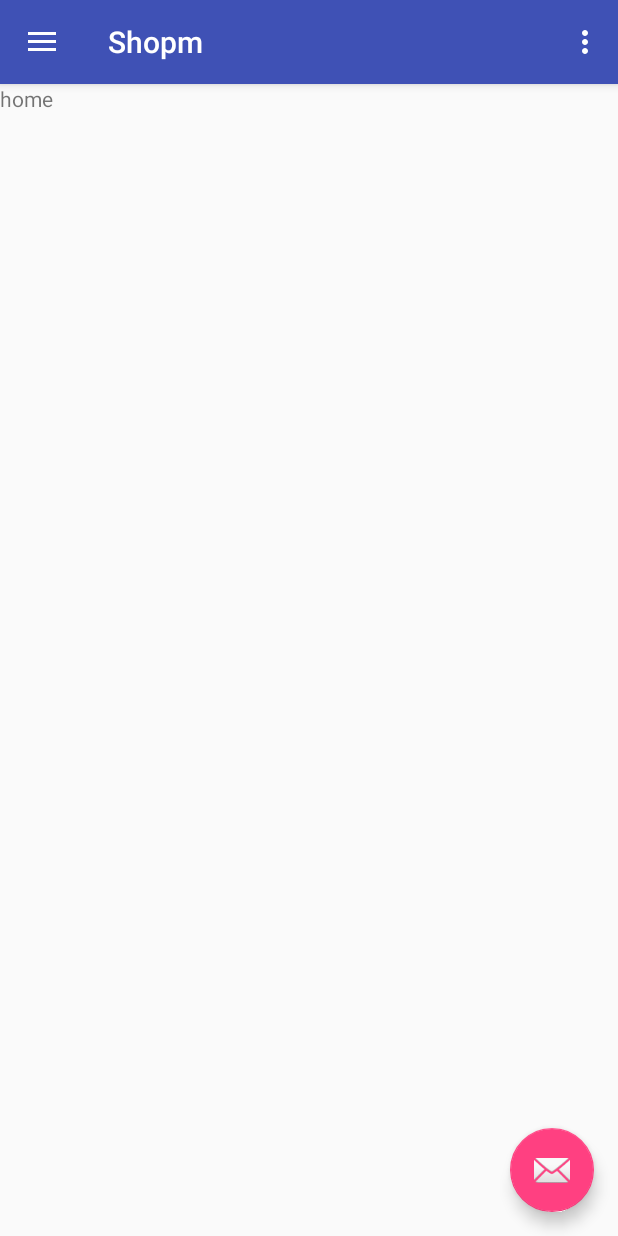
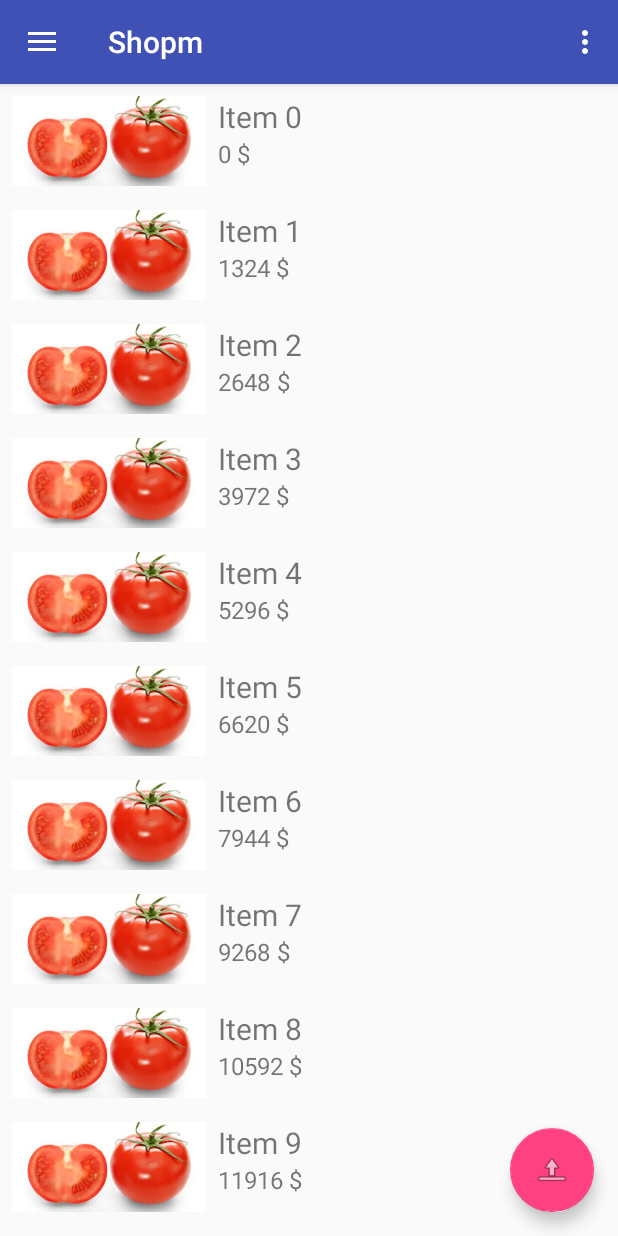
Before and after one commit to doctarhyf/Shopm, an Android app: the screen it shows after launch (ActivityHome), on a phone screen of 412 x 824 dp. Run offline under Robolectric (Android 15) with nearby library versions, the light colour scheme and no system bars; pictures from the network do not load.

Commit message:
Fragments

```diff
--- a/app/build.gradle
+++ b/app/build.gradle
@@ -20,6 +20,7 @@ android {
 
 dependencies {
     implementation fileTree(dir: 'libs', include: ['*.jar'])
+    implementation 'com.google.code.gson:gson:2.8.2'
     implementation 'com.android.support:appcompat-v7:28.+'
     implementation 'com.android.support:design:28.+'
     implementation 'com.android.support.constraint:constraint-layout:1.0.2'
--- /dev/null
+++ b/app/src/main/java/com/example/doctarhyf/shopm/adapters/AdapterHomeItems.java
@@ -0,0 +1,176 @@
+package com.example.doctarhyf.shopm.adapters;
+
+import android.content.Context;
+import android.support.v7.widget.RecyclerView;
+import android.view.LayoutInflater;
+import android.view.View;
+import android.view.ViewGroup;
+import android.widget.ImageView;
+import android.widget.TextView;
+
+import com.example.doctarhyf.shopm.R;
+import com.example.doctarhyf.shopm.objects.Item;
+
+import java.util.List;
+
+
+/**
+ * Created by Franvanna on 12/22/2017.
+ */
+
+public class AdapterHomeItems extends RecyclerView.Adapter<AdapterHomeItems.ViewHolder> {
+
+
+    private static final String TAG = "DASH";
+    private Context context;
+
+    public static  class ViewHolder extends RecyclerView.ViewHolder {
+
+        public TextView tvItemName, tvItemPrice;
+        public ImageView ivItemPic;
+        public View layout;
+
+        public ViewHolder(View view){
+            super(view);
+            layout = view;
+            tvItemName = layout.findViewById(R.id.tvItemName);
+            tvItemPrice = layout.findViewById(R.id.tvItemPrice);
+            ivItemPic = layout.findViewById(R.id.ivItemPic);
+
+        }
+    }
+
+    private List<Item> list;
+    private Callbacks callbacks;
+    //private SOS_API sosApi;
+
+    public AdapterHomeItems(Context context, List<Item> list, Callbacks callbacks){
+
+        this.context = context;
+        this.list = list;
+        this.callbacks = callbacks;
+        //this.sosApi = SOSApplication.getInstance().getSosApi();
+    }
+
+    @Override
+    public ViewHolder onCreateViewHolder(ViewGroup parent, int viewType) {
+
+        LayoutInflater layoutInflater = LayoutInflater.from(parent.getContext());
+        View view = layoutInflater.inflate(R.layout.layout_adapter_item_home, parent,false);
+        //ViewHolder viewHolder = new ViewHolder(view);
+
+        return new ViewHolder(view);
+    }
+
+    @Override
+    public void onBindViewHolder(final ViewHolder holder, int position) {
+        final Item item = list.get(position);
+
+        holder.tvItemName.setText(item.getItemName());
+        holder.tvItemPrice.setText(item.getItemPrice());
+
+        holder.layout.setOnClickListener(new View.OnClickListener() {
+            @Override
+            public void onClick(View view) {
+                //Log.e(TAG, "onClick: " + item.getItemCategory() );
+                callbacks.onHomeItemClicked(item);
+            }
+        });
+
+        //holder.tvCatTitle.setText(homeCategoryItem.getTitle());
+
+
+        /*
+        String url = homeCategoryItem.getImageUrl();
+
+        //final String pixPath = SOS_API.DIR_PATH_PRODUCTS_PIX + pd.getPdImg();
+        Uri uri = Uri.parse(url);
+
+
+        String picName = url.split("/")[url.split("/").length-1];
+        String cachePath = BitmapCacheManager.GetImageCachePath(BitmapCacheManager.PIC_CACHE_ROOT_PATH_ID_ITEMS_CATEGORIES, picName);
+        if(BitmapCacheManager.FileExists(cachePath)){
+            uri = Uri.fromFile(new File(cachePath));
+
+
+            Log.e(TAG, "PIC_PATH : -> " + uri.toString() );
+
+            //Toast.makeText(context, "Loade from cache", Toast.LENGTH_SHORT).show();
+
+        }else{
+            Log.e(TAG, "NO_CACHE -> " + uri.toString() );
+            //Toast.makeText(context, "Loade from network", Toast.LENGTH_SHORT).show();
+        }
+
+        Glide.with(holder.ivCatBg.getContext())
+                .load(uri)
+                .asBitmap()
+                .error(R.drawable.ic_error)
+                .placeholder(R.drawable.progress_animation)
+                .diskCacheStrategy(DiskCacheStrategy.NONE)
+                .skipMemoryCache(true)
+                .fitCenter()
+                .into(new SimpleTarget<Bitmap>(300,300) {
+                    @Override
+                    public void onResourceReady(Bitmap resource, GlideAnimation glideAnimation)  {
+
+
+                        //callbacks.onBitmapShouldBeSaved(resource, homeCategoryItem.getImageUrl());
+                        sosApi.getBitmapCacheManager().saveBitmapToCache(resource, homeCategoryItem.getImageUrl(), SOS_API.DIR_NAME_PIX_CACHE_HOME_CATS );
+
+
+                        holder.ivCatBg.setImageBitmap(resource);
+
+                        //callbacks.onItemClicked(homeCategoryItem);
+                    }
+                });
+
+        //callbacks.onItemClicked(homeCategoryItem);
+
+        holder.ivCatBg.setOnTouchListener(new View.OnTouchListener() {
+            @Override
+            public boolean onTouch(View view, MotionEvent event) {
+
+                if(event.getAction() == 0){
+                    holder.ivCatBg.setAlpha(0.5f);
+
+                }
+
+                if(event.getAction() == 1 || event.getAction() == 3) {
+                    holder.ivCatBg.setAlpha(1f);
+
+
+                }
+
+                if(event.getAction() == 1){
+                    callbacks.onItemClicked(homeCategoryItem);
+                }
+
+
+
+
+                return true;
+
+
+
+
+
+            }
+        });*/
+
+    }
+
+    @Override
+    public int getItemCount() {
+        return list.size();
+    }
+
+    public  interface Callbacks {
+        void onHomeItemClicked(Item item);
+
+
+
+    }
+
+
+}
--- a/app/src/main/java/com/example/doctarhyf/shopm/FragmentHome.java
+++ b/app/src/main/java/com/example/doctarhyf/shopm/fragments/FragmentHome.java
@@ -1,12 +1,22 @@
-package com.example.doctarhyf.shopm;
+package com.example.doctarhyf.shopm.fragments;
 
 import android.content.Context;
 import android.net.Uri;
 import android.os.Bundle;
 import android.support.v4.app.Fragment;
+import android.support.v7.widget.DefaultItemAnimator;
+import android.support.v7.widget.LinearLayoutManager;
+import android.support.v7.widget.RecyclerView;
 import android.view.LayoutInflater;
 import android.view.View;
 import android.view.ViewGroup;
+
+import com.example.doctarhyf.shopm.adapters.AdapterHomeItems;
+import com.example.doctarhyf.shopm.objects.Item;
+import com.example.doctarhyf.shopm.R;
+
+import java.util.ArrayList;
+import java.util.List;
 
 
 /**
@@ -26,6 +36,10 @@ public class FragmentHome extends Fragment {
     // TODO: Rename and change types of parameters
     private String mParam1;
     private String mParam2;
+
+    private List<Item> items = new ArrayList<>();
+    private AdapterHomeItems adapterHomeItems;
+    private CallbacksFragmentHome callbacksFragmentHome;
 
     private OnFragmentHomeInteractionListener mListener;
 
@@ -64,7 +78,51 @@ public class FragmentHome extends Fragment {
     public View onCreateView(LayoutInflater inflater, ViewGroup container,
                              Bundle savedInstanceState) {
         // Inflate the layout for this fragment
-        return inflater.inflate(R.layout.fragment_home, container, false);
+        View rootView = inflater.inflate(R.layout.fragment_home, container, false);
+
+        //TextView tvSearch = rootView.findViewById(R.id.tvSearch);
+
+        /*tvSearch.setOnClickListener(new View.OnClickListener() {
+            @Override
+            public void onClick(View view) {
+                mListener.startSearching();
+            }
+        });*/
+
+        setupHomeItems(rootView);
+        //setupHomeClothes(rootView);
+        //setupHomeTrendz(rootView);
+
+        getItemsData();
+
+
+
+        return rootView;
+    }
+
+    private void getItemsData() {
+
+        for (int i = 0; i < 10; i ++){
+            items.add(new Item("" + i, "Item " + i, (i * 1324) + " $", "Tha desc goes here " + i, "UN",
+            2000) );
+            //itemsListClothing.add(new Item(i+"", "Item " + i, "$" + (i*100) + ".00", "http://", Item.ITEM_CATEGORY_CLOTH) );
+            //itemsListTrends.add(new Item(i+"", "Item " + i, "$" + (i*100) + ".00", "http://", Item.ITEM_CATEGORY_TREND) );
+
+        }
+
+        adapterHomeItems.notifyDataSetChanged();
+
+    }
+
+    private void setupHomeItems(View rootView) {
+        RecyclerView rv = rootView.findViewById(R.id.rvHome);
+        adapterHomeItems = new AdapterHomeItems(getActivity(), items, (AdapterHomeItems.Callbacks) getActivity());
+
+        RecyclerView.LayoutManager layoutManager = new LinearLayoutManager(getActivity());
+
+        rv.setItemAnimator(new DefaultItemAnimator());
+        rv.setLayoutManager(layoutManager);
+        rv.setAdapter(adapterHomeItems);
     }
 
     // TODO: Rename method, update argument and hook method into UI event
@@ -105,4 +163,9 @@ public class FragmentHome extends Fragment {
         // TODO: Update argument type and name
         void onFragmentHomeInteraction(Uri uri);
     }
+
+    public interface CallbacksFragmentHome{
+
+        void onHomeItemClicked(Item item);
+    }
 }
--- /dev/null
+++ b/app/src/main/java/com/example/doctarhyf/shopm/objects/Item.java
@@ -0,0 +1,108 @@
+package com.example.doctarhyf.shopm.objects;
+
+import com.example.doctarhyf.shopm.utils.Utils;
+import com.google.gson.Gson;
+import com.google.gson.GsonBuilder;
+
+import org.json.JSONObject;
+
+/**
+ * Created by rhyfdocta on 11/10/17.
+ */
+
+public class Item {
+
+    //public static final String ITEM_CATEGORY_TREND = "catTrend";
+    private static final String TAG = Utils.TAG;
+    private String itemID = "0";
+    private String itemDesc = "The Description";
+    private String itemName = "Item Name";
+    private String itemPrice = "$00.00";
+    private String itemUniqueName = "";
+    private int itemStockCount = 0;
+    //private String itemCategory;
+
+    //public static final String ITEM_CATEGORY_ELEC = "catElec";
+    //public static final String ITEM_CATEGORY_CLOTH = "catCloth";
+
+    public Item(){
+
+    }
+
+    public Item(String itemID, String itemName, String itemPrice, String itemDesc, String itemUniqueName, int itemStockCount){
+        this.setItemID(itemID);
+        this.setItemName(itemName);
+        this.setItemPrice(itemPrice);
+        this.setItemDesc(itemDesc);
+        this.setItemUniqueName(itemUniqueName);
+        this.setItemStockCount(itemStockCount);
+        //this.setItemCategory(itemCategory);
+    }
+
+
+
+    public static Item FromJSON(String jsonData){
+
+
+
+        return new Gson().fromJson(jsonData, Item.class);
+    }
+
+
+    public String getItemID() {
+        return itemID;
+    }
+
+    public void setItemID(String itemID) {
+        this.itemID = itemID;
+    }
+
+    public String getItemDesc() {
+        return itemDesc;
+    }
+
+    public void setItemDesc(String itemDesc) {
+        this.itemDesc = itemDesc;
+    }
+
+    public String getItemName() {
+        return itemName;
+    }
+
+    public void setItemName(String itemName) {
+        this.itemName = itemName;
+    }
+
+    public String getItemPrice() {
+        return itemPrice;
+    }
+
+    public void setItemPrice(String itemPrice) {
+        this.itemPrice = itemPrice;
+    }
+
+
+
+    public String toJSON() {
+
+        JSONObject jsonObject = new JSONObject();
+
+        return new GsonBuilder().create().toJson(this, Item.class);
+    }
+
+    public String getItemUniqueName() {
+        return itemUniqueName;
+    }
+
+    public void setItemUniqueName(String itemUniqueName) {
+        this.itemUniqueName = itemUniqueName;
+    }
+
+    public int getItemStockCount() {
+        return itemStockCount;
+    }
+
+    public void setItemStockCount(int itemStockCount) {
+        this.itemStockCount = itemStockCount;
+    }
+}
--- a/app/src/main/java/com/example/doctarhyf/shopm/Utils.java
+++ b/app/src/main/java/com/example/doctarhyf/shopm/utils/Utils.java
@@ -1,4 +1,4 @@
-package com.example.doctarhyf.shopm;
+package com.example.doctarhyf.shopm.utils;
 
 public class Utils {
 
--- a/app/src/main/res/layout/app_bar_activity_home.xml
+++ b/app/src/main/res/layout/app_bar_activity_home.xml
@@ -28,6 +28,6 @@
         android:layout_height="wrap_content"
         android:layout_gravity="bottom|end"
         android:layout_margin="@dimen/fab_margin"
-        app:srcCompat="@android:drawable/ic_dialog_email" />
+        app:srcCompat="@android:drawable/ic_menu_upload" />
 
 </android.support.design.widget.CoordinatorLayout>
--- a/app/src/main/res/layout/fragment_home.xml
+++ b/app/src/main/res/layout/fragment_home.xml
@@ -1,14 +1,14 @@
 <?xml version="1.0" encoding="utf-8"?>
-<FrameLayout xmlns:android="http://schemas.android.com/apk/res/android"
+<ScrollView xmlns:android="http://schemas.android.com/apk/res/android"
     xmlns:tools="http://schemas.android.com/tools"
     android:layout_width="match_parent"
     android:layout_height="match_parent"
-    tools:context=".FragmentHome">
+    tools:context=".fragments.FragmentHome">
 
-    <!-- TODO: Update blank fragment layout -->
-    <TextView
+
+
+    <android.support.v7.widget.RecyclerView
+        android:id="@+id/rvHome"
         android:layout_width="match_parent"
-        android:layout_height="match_parent"
-        android:text="home" />
-
-</FrameLayout>
+        android:layout_height="wrap_content"/>
+</ScrollView>
--- a/app/src/main/res/layout/fragment_sell_item.xml
+++ b/app/src/main/res/layout/fragment_sell_item.xml
@@ -3,7 +3,7 @@
     xmlns:tools="http://schemas.android.com/tools"
     android:layout_width="match_parent"
     android:layout_height="match_parent"
-    tools:context=".FragmentSellItem">
+    tools:context=".fragments.FragmentSellItem">
 
     <!-- TODO: Update blank fragment layout -->
     <TextView
--- a/app/src/main/res/layout/fragment_settings.xml
+++ b/app/src/main/res/layout/fragment_settings.xml
@@ -3,7 +3,7 @@
     xmlns:tools="http://schemas.android.com/tools"
     android:layout_width="match_parent"
     android:layout_height="match_parent"
-    tools:context=".FragmentSettings">
+    tools:context=".fragments.FragmentSettings">
 
     <!-- TODO: Update blank fragment layout -->
     <TextView
--- /dev/null
+++ b/app/src/main/res/layout/layout_adapter_item_home.xml
@@ -0,0 +1,44 @@
+<?xml version="1.0" encoding="utf-8"?>
+<LinearLayout xmlns:android="http://schemas.android.com/apk/res/android"
+    android:orientation="horizontal"
+    android:layout_width="match_parent"
+    android:layout_height="wrap_content"
+    android:padding="8dp"
+    >
+
+
+    <ImageView
+
+        android:src="@drawable/tmt"
+        android:id="@+id/ivItemPic"
+        android:scaleType="centerCrop"
+        android:layout_width="0dp"
+        android:layout_weight="1"
+        android:layout_height="60dp" />
+
+
+
+    <LinearLayout
+        android:orientation="vertical"
+        android:layout_width="0dp"
+        android:layout_weight="2"
+        android:layout_marginLeft="8dp"
+        android:layout_height="wrap_content">
+        <TextView
+            android:text="Item Name"
+            android:textSize="20sp"
+            android:id="@+id/tvItemName"
+            android:layout_width="match_parent"
+            android:layout_height="wrap_content" />
+
+        <TextView
+            android:text="20.00$"
+            android:textSize="16sp"
+            android:id="@+id/tvItemPrice"
+            android:layout_width="match_parent"
+            android:layout_height="wrap_content" />
+
+    </LinearLayout>
+
+
+</LinearLayout>
--- a/app/src/main/res/values/colors.xml
+++ b/app/src/main/res/values/colors.xml
@@ -3,4 +3,5 @@
     <color name="colorPrimary">#3F51B5</color>
     <color name="colorPrimaryDark">#303F9F</color>
     <color name="colorAccent">#FF4081</color>
+    <color name="colorBlack">#000</color>
 </resources>
```
Also changed, not shown: app/src/main/java/com/example/doctarhyf/shopm/ActivityHome.java (+41 -5 lines), app/src/main/java/com/example/doctarhyf/shopm/fragments/FragmentSellItem.java (renamed from app/src/main/java/com/example/doctarhyf/shopm/FragmentSettings.java, +17 -15 lines), app/src/main/java/com/example/doctarhyf/shopm/fragments/FragmentSettings.java (renamed from app/src/main/java/com/example/doctarhyf/shopm/FragmentSellItem.java, +17 -15 lines), app/src/main/java/com/example/doctarhyf/shopm/fragments/FragmentViewItem.java (added, +112 -0 lines), app/src/main/res/layout/fragment_view_item.xml (added, +48 -0 lines), app/src/main/res/drawable/tmt.jpg (added).
